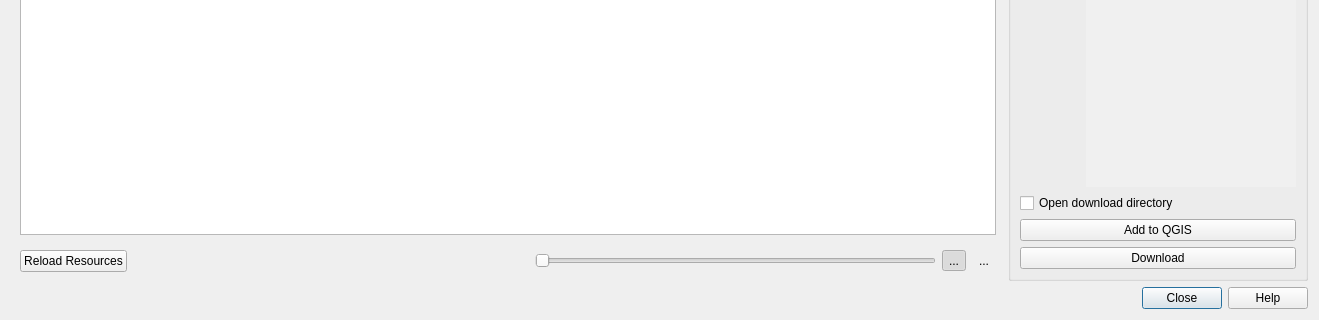
Qt form qgis_hub_plugin/gui/resource_browser.ui (qgis/QGIS-Hub-Plugin) before a commit; both pictures show x 0 to 1319 and y 453 to 773 of the 1319 by 773 pixel window.
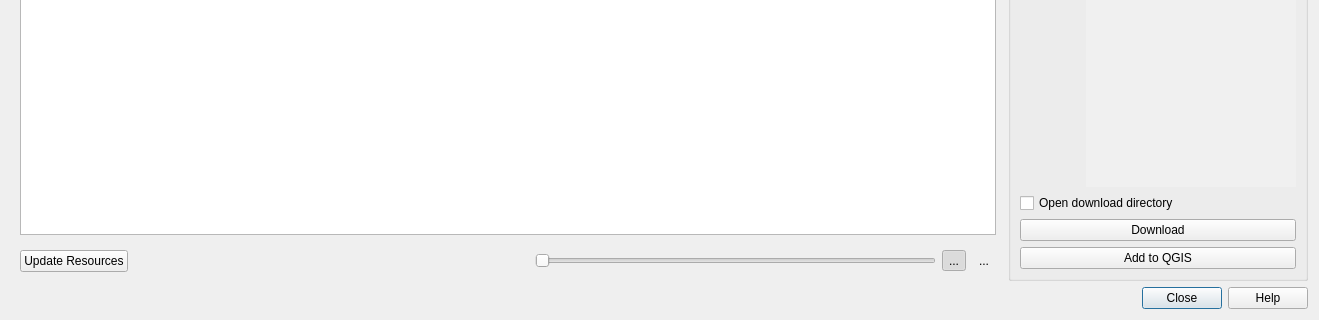
The same form after that commit. The open tabs and pages were chosen to show the change.

```diff
--- a/qgis_hub_plugin/gui/resource_browser.ui
+++ b/qgis_hub_plugin/gui/resource_browser.ui
@@ -253,7 +253,7 @@
                </sizepolicy>
               </property>
               <property name="text">
-               <string>Reload Resources</string>
+               <string>Update Resources</string>
               </property>
              </widget>
             </item>
@@ -539,7 +539,7 @@
            </property>
           </widget>
          </item>
-         <item row="11" column="0" colspan="2">
+         <item row="9" column="0" colspan="2">
           <widget class="QPushButton" name="pushButtonDownload">
            <property name="text">
             <string>Download</string>
```
Left out of the diff: 2 changed lines with no effect on the pictures.
